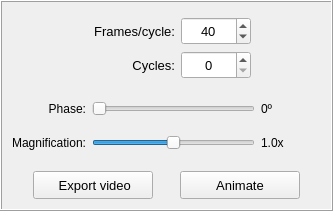
open-pulse/OpenPulse, file pulse/interface/data/ui_files/plots/animation/animation_widget.ui: the form before one commit.
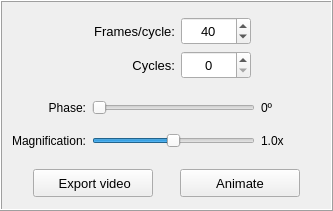
The form after the commit.

Commit message: Update the acoustic field plots ui files

What changed in the file:
```diff
--- a/pulse/interface/data/ui_files/plots/animation/animation_widget.ui
+++ b/pulse/interface/data/ui_files/plots/animation/animation_widget.ui
@@ -48,7 +48,7 @@
        <number>4</number>
       </property>
       <property name="bottomMargin">
-       <number>4</number>
+       <number>6</number>
       </property>
       <property name="spacing">
        <number>4</number>
```
The commit also changes 5 other files.
